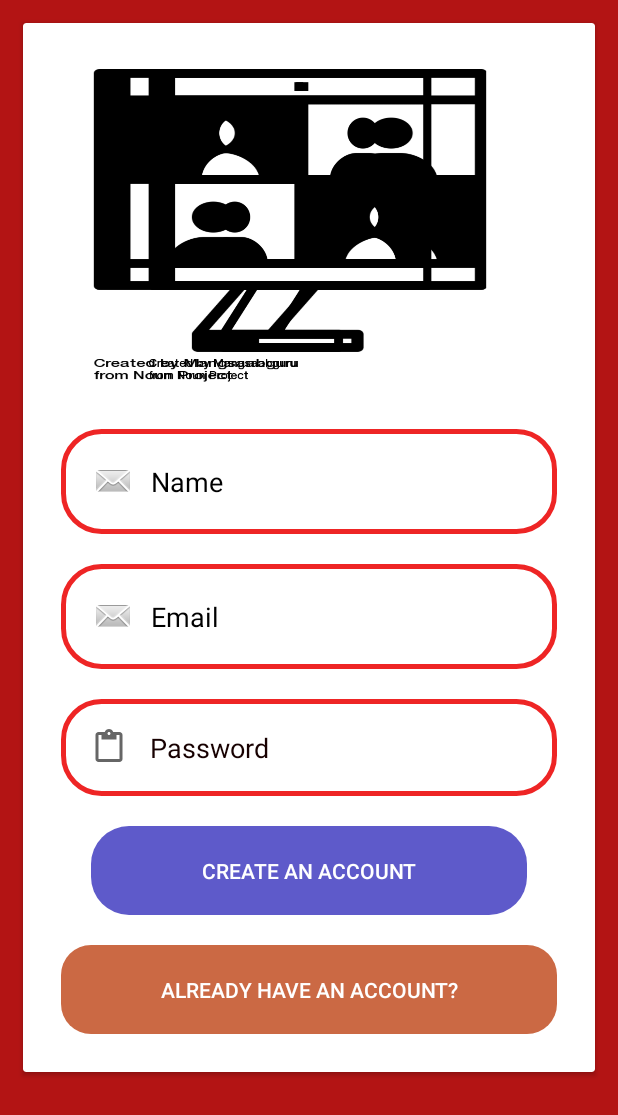
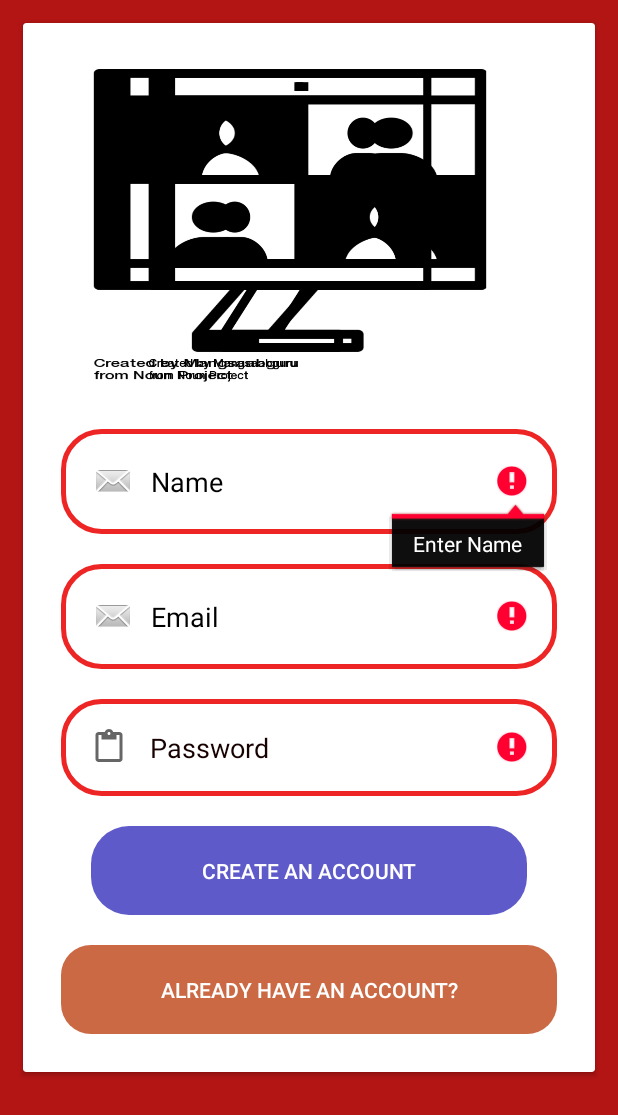
Before and after one commit to lakxnaut/onair, an Android app: the signupActivity screen opened directly, with no data from a screen before it, after a tap on "CREATE AN ACCOUNT", on a phone screen of 412 x 824 dp. Shown: the top 1115 px of the screen. Run offline under Robolectric (Android 15) with nearby library versions, the phone set to English and light mode, and no system bars; our stand-ins replace Firebase (no records; nobody signed in at launch, a user with empty details on screens opened directly).

Commit message:
my first app on github

```diff
--- a/app/src/main/java/com/krudo/onair/signupActivity.java
+++ b/app/src/main/java/com/krudo/onair/signupActivity.java
@@ -48,6 +48,15 @@ public class signupActivity extends AppCompatActivity {
                 user.setPass(pass);
                 user.setEmail(email);
 
+
+                if(name.length()==0||email.length()==0||pass.length()==0){
+                    nametext.setError("Enter Name");
+                    emailtext.setError("Enter Name");
+                    passwordtext.setError("Enter Name");
+                }
+
+                else{
+
                     mauth.createUserWithEmailAndPassword(email,pass).addOnCompleteListener(new OnCompleteListener<AuthResult>() {
                         @Override
                         public void onComplete(@NonNull Task<AuthResult> task) {
@@ -60,6 +69,11 @@ public class signupActivity extends AppCompatActivity {
                             }
                         }
                     });
+
+
+                }
+
+
 
 
 
```
Lines whose indentation alone changed are shown as unchanged.
